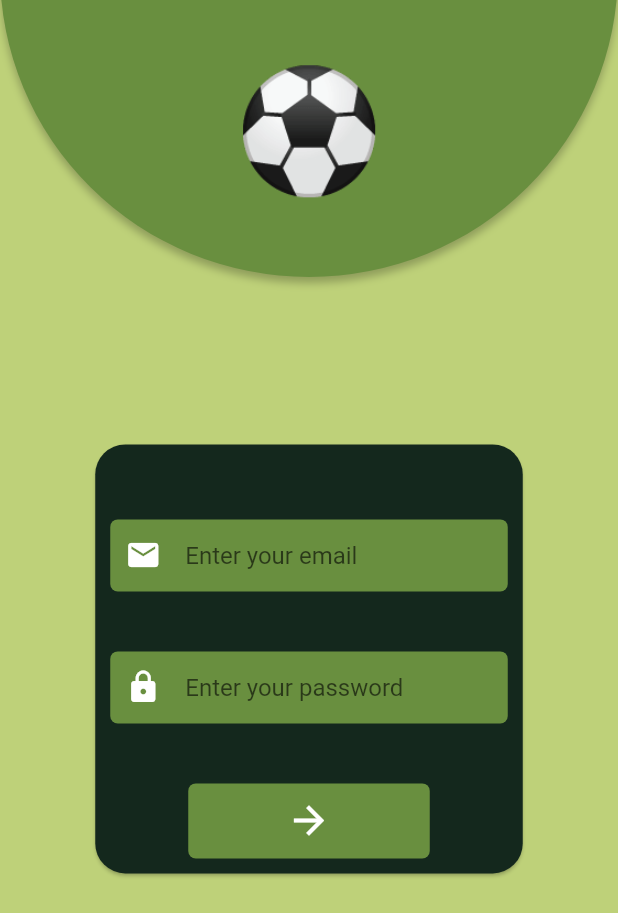
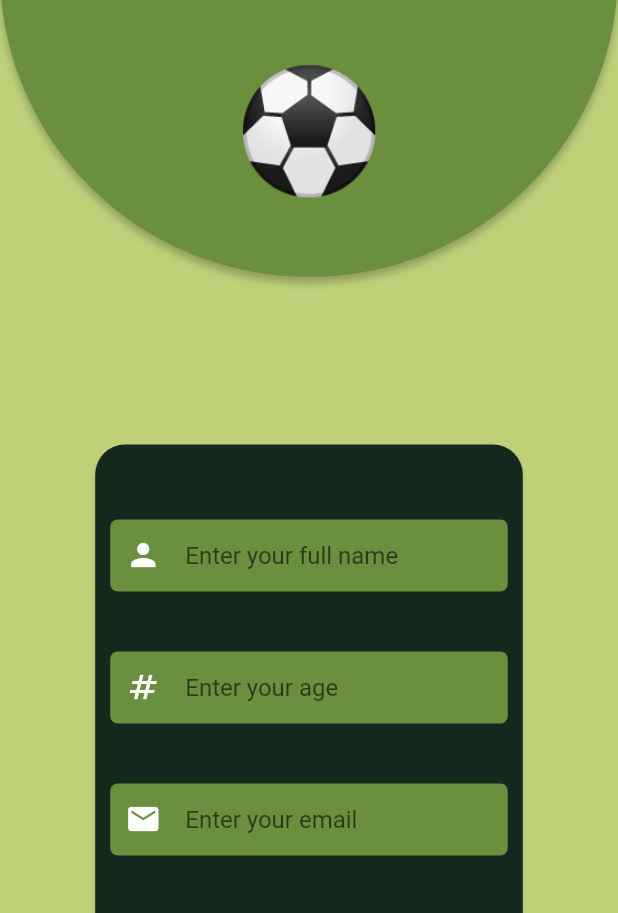
Before and after one commit to juanfranciscocis/Album_Checker, a Flutter app: the RegisterScreen screen opened by its route, on a phone screen of 412 x 824 dp, the part 323-1236 px from its top. Run offline on Flutter 3.47's test engine with Material 2 defaults, Android fonts, the phone set to English and light mode, and no system bars.

Commit message:
REGISTER SCREEN FINISHED

```diff
--- a/lib/screens/register_screen.dart
+++ b/lib/screens/register_screen.dart
@@ -109,6 +109,15 @@ class _MainCardWidget extends StatelessWidget {
           padding: const EdgeInsets.all(10),
           child: Column(
             children: [
+
+              const SizedBox(
+                height: 40,
+              ),
+            _Name(),
+              const SizedBox(
+                height: 40,
+              ),
+            _Age(),
               const SizedBox(
                 height: 40,
               ),
@@ -154,6 +163,76 @@ class _MainCardWidget extends StatelessWidget {
         )
       )
     );
+  }
+}
+
+class _Age extends StatelessWidget {
+  const _Age({
+    Key? key,
+  }) : super(key: key);
+
+  @override
+  Widget build(BuildContext context) {
+    return Container(
+      width: 265,
+      height: 48,
+      decoration: BoxDecoration(
+        borderRadius : BorderRadius.only(
+          topLeft: Radius.circular(5),
+          topRight: Radius.circular(5),
+          bottomLeft: Radius.circular(5),
+          bottomRight: Radius.circular(5),
+        ),
+        color : Color.fromRGBO(105, 143, 63, 1),
+      ),
+      child: Padding(
+        padding: const EdgeInsets.only(right: 10, left: 10),
+        child: const TextField(
+          style: TextStyle(color: Colors.white),
+          decoration: InputDecoration(
+            border: InputBorder.none,
+            hintText: 'Enter your age',
+            icon : Icon(Icons.numbers, color: Colors.white,),
+          ),
+          //TODO: ADD CONTROLLER
+        ),
+      ),
+    );
+  }
+}
+
+class _Name extends StatelessWidget {
+  const _Name({
+    Key? key,
+  }) : super(key: key);
+
+  @override
+  Widget build(BuildContext context) {
+    return Container(
+    width: 265,
+    height: 48,
+    decoration: BoxDecoration(
+      borderRadius : BorderRadius.only(
+        topLeft: Radius.circular(5),
+        topRight: Radius.circular(5),
+        bottomLeft: Radius.circular(5),
+        bottomRight: Radius.circular(5),
+      ),
+      color : Color.fromRGBO(105, 143, 63, 1),
+    ),
+    child: Padding(
+      padding: const EdgeInsets.only(right: 10, left: 10),
+      child: const TextField(
+        style: TextStyle(color: Colors.white),
+        decoration: InputDecoration(
+          border: InputBorder.none,
+          hintText: 'Enter your full name',
+          icon : Icon(Icons.person, color: Colors.white,),
+        ),
+        //TODO: ADD CONTROLLER
+      ),
+    ),
+          );
   }
 }
 
```
